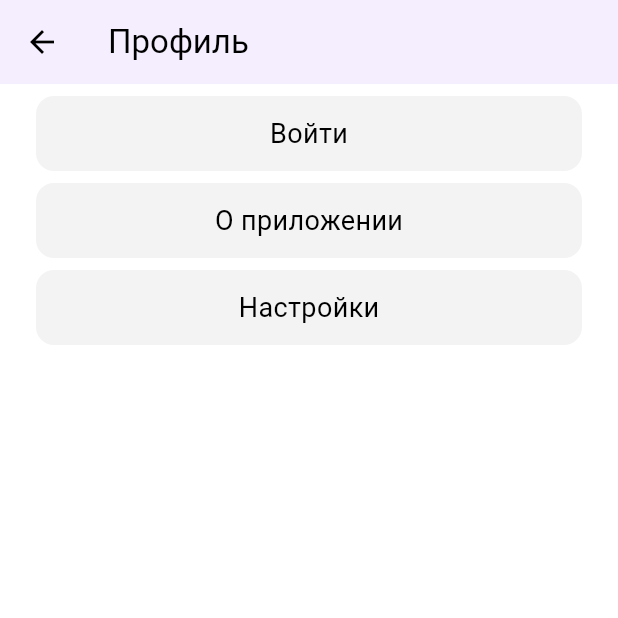
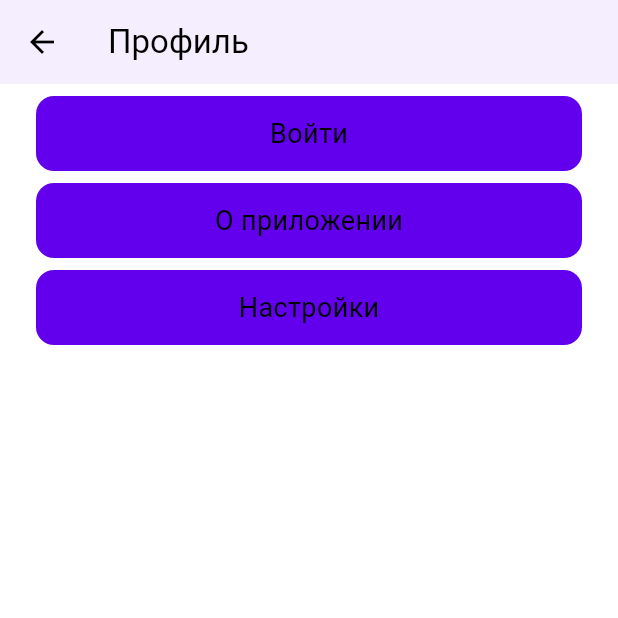
Before and after one commit to Cinema-AI-Developers/Cinema-AI-Flutter, a Flutter app: the ProfilePage screen opened directly, on a phone screen of 412 x 824 dp, the top half of it. Run offline on Flutter 3.47's test engine with Material 2 defaults, Android fonts, the phone set to English and light mode, and no system bars; our stand-ins replace adaptive_theme, animated_text_kit, flutter_bloc, flutter_dotenv, flutter_spinkit, persistent_bottom_nav_bar; network calls fail.

Commit message:
fix colors

```diff
--- a/lib/Widgets/ButtonWidget.dart
+++ b/lib/Widgets/ButtonWidget.dart
@@ -3,15 +3,13 @@ import 'package:flutter/cupertino.dart';
 import 'package:flutter/material.dart';
 
 class ButtonWidget extends StatelessWidget {
-  const ButtonWidget(
-      {Key? key,
-      required this.text,
-      required this.onClick,
-      required this.backgroundColor})
-      : super(key: key);
+  const ButtonWidget({
+    Key? key,
+    required this.text,
+    required this.onClick,
+  }) : super(key: key);
 
   final String text;
-  final Color backgroundColor;
   final Function onClick;
 
   @override
@@ -23,7 +21,7 @@ class ButtonWidget extends StatelessWidget {
         shape: RoundedRectangleBorder(
           borderRadius: BorderRadius.circular(12.0),
         ),
-        color: backgroundColor,
+        color: Theme.of(context).primaryColor,
         shadowColor: Colors.transparent,
         child: InkWell(
           borderRadius: BorderRadius.circular(12),
--- a/lib/Widgets/textWidget.dart
+++ b/lib/Widgets/textWidget.dart
@@ -4,23 +4,17 @@ import 'package:flutter/material.dart';
 class TextWidget extends StatelessWidget {
   //TODO make better styling
   const TextWidget(
-      {Key? key,
-      required this.label,
-      this.fontSize = 18,
-      this.color,
-      this.fontWeight})
+      {Key? key, required this.label, this.fontSize = 18, this.fontWeight})
       : super(key: key);
 
   final String label;
   final double fontSize;
-  final Color? color;
   final FontWeight? fontWeight;
   @override
   Widget build(BuildContext context) {
     return Text(
       label,
       style: TextStyle(
-        color: color,
         fontSize: fontSize,
         fontWeight: fontWeight,
       ),
--- a/lib/pages/ProfilePage.dart
+++ b/lib/pages/ProfilePage.dart
@@ -43,7 +43,6 @@ class _InitialProfileStatePage extends StatelessWidget {
         ButtonWidget(
           text: 'Войти',
           onClick: () {},
-          backgroundColor: const Color.fromARGB(255, 243, 243, 243),
         ),
         const SizedBox(height: 8),
         ButtonWidget(
@@ -56,7 +55,6 @@ class _InitialProfileStatePage extends StatelessWidget {
               ),
             ),
           },
-          backgroundColor: const Color.fromARGB(255, 243, 243, 243),
         ),
         const SizedBox(height: 8),
         ButtonWidget(
@@ -69,7 +67,6 @@ class _InitialProfileStatePage extends StatelessWidget {
               ),
             ),
           },
-          backgroundColor: const Color.fromARGB(255, 243, 243, 243),
         ),
       ],
     );
```
